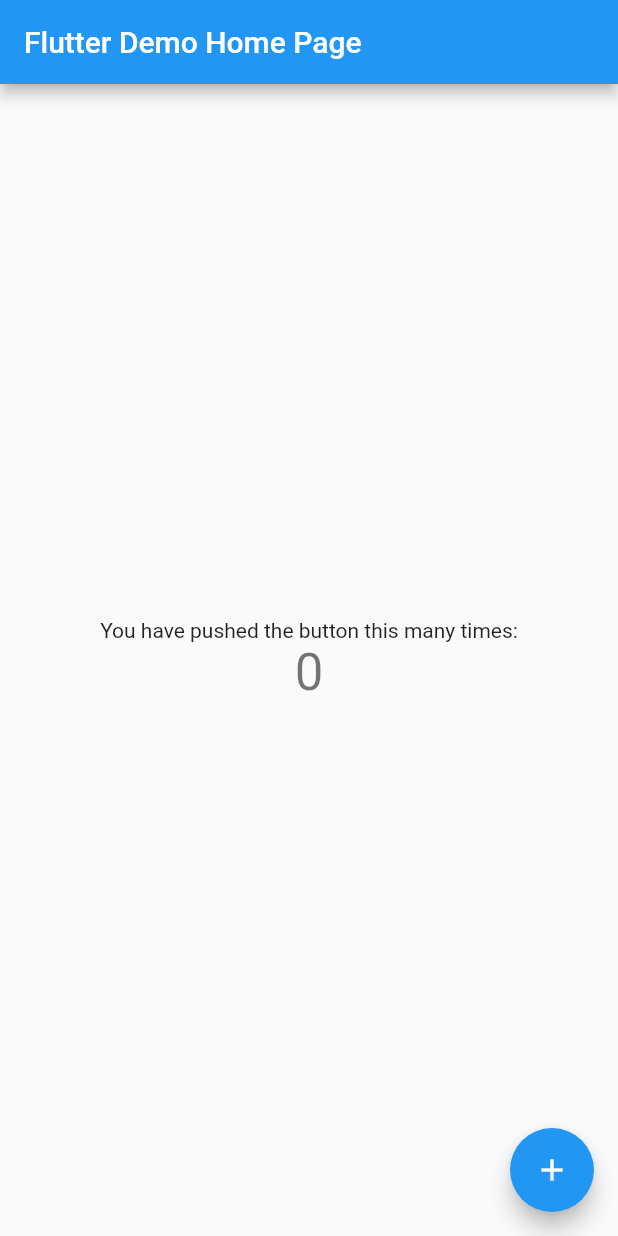
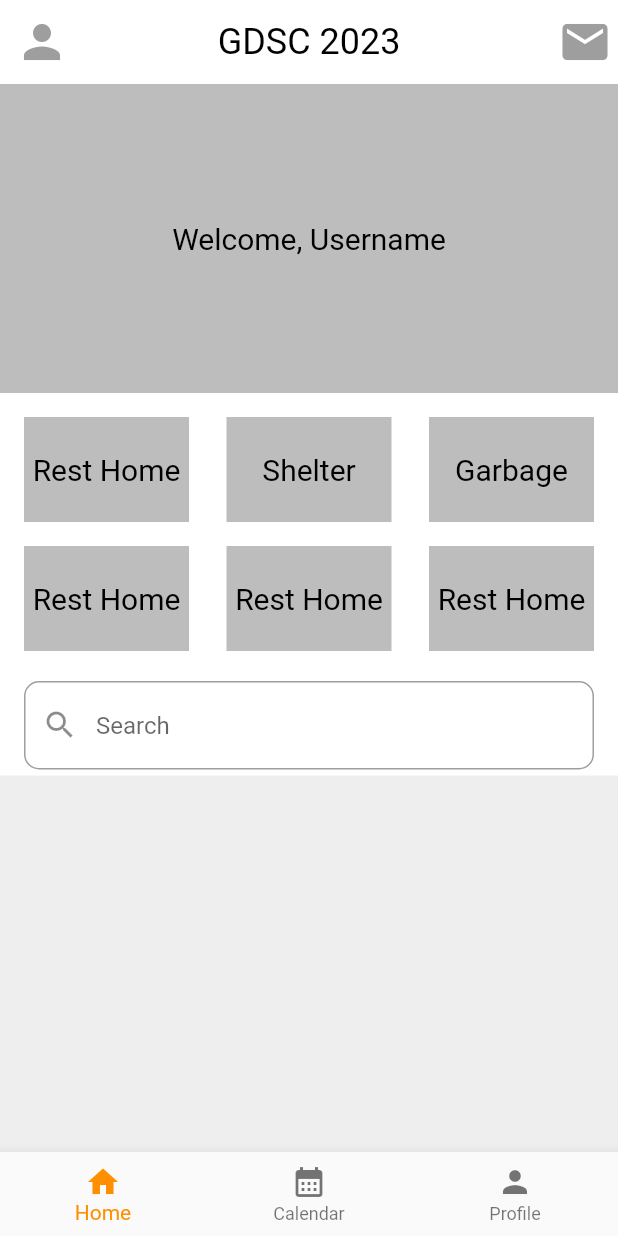
Before and after one commit to CanberkGunduz/WeCare, a Flutter app: the screen it shows after launch, on a phone screen of 412 x 824 dp. Run offline on Flutter 3.47's test engine with Material 2 defaults, Android fonts, the phone set to English and light mode, and no system bars; our stand-ins replace firebase_core, get; accounts and stored records are empty.

Commit message:
homepage, profile, notif_messages pages

```diff
--- /dev/null
+++ b/lib/controllers/tab_controller.dart
@@ -0,0 +1,20 @@
+import 'package:flutter/material.dart';
+import 'package:get/get.dart';
+
+class MyTabController extends GetxController
+    with GetSingleTickerProviderStateMixin {
+  late TabController controller;
+
+  @override
+  void onInit() {
+    super.onInit();
+    controller = TabController(vsync: this, length: 3);
+    controller.index = 1;
+  }
+
+  @override
+  void onClose() {
+    controller.dispose();
+    super.onClose();
+  }
+}
--- a/lib/main.dart
+++ b/lib/main.dart
@@ -1,6 +1,12 @@
+import 'package:firebase_core/firebase_core.dart';
 import 'package:flutter/material.dart';
+import 'package:get/get.dart';
 
-void main() {
+import 'screens/homepage.dart';
+
+void main() async {
+  // WidgetsFlutterBinding.ensureInitialized();
+  // await Firebase.initializeApp();
   runApp(const MyApp());
 }
 
@@ -10,106 +16,10 @@ class MyApp extends StatelessWidget {
   // This widget is the root of your application.
   @override
   Widget build(BuildContext context) {
-    return MaterialApp(
-      title: 'Flutter Demo',
-      theme: ThemeData(
-        // This is the theme of your application.
-        //
-        // Try running your application with "flutter run". You'll see the
-        // application has a blue toolbar. Then, without quitting the app, try
-        // changing the primarySwatch below to Colors.green and then invoke
-        // "hot reload" (press "r" in the console where you ran "flutter run",
-        // or simply save your changes to "hot reload" in a Flutter IDE).
-        // Notice that the counter didn't reset back to zero; the application
-        // is not restarted.
-        primarySwatch: Colors.blue,
-      ),
-      home: const MyHomePage(title: 'Flutter Demo Home Page'),
+    return GetMaterialApp(
+      debugShowCheckedModeBanner: false,
+      title: "GDSC 2023",
+      home: Homepage(),
     );
   }
 }
-
-class MyHomePage extends StatefulWidget {
-  const MyHomePage({Key? key, required this.title}) : super(key: key);
-
-  // This widget is the home page of your application. It is stateful, meaning
-  // that it has a State object (defined below) that contains fields that affect
-  // how it looks.
-
-  // This class is the configuration for the state. It holds the values (in this
-  // case the title) provided by the parent (in this case the App widget) and
-  // used by the build method of the State. Fields in a Widget subclass are
-  // always marked "final".
-
-  final String title;
-
-  @override
-  State<MyHomePage> createState() => _MyHomePageState();
-}
-
-class _MyHomePageState extends State<MyHomePage> {
-  int _counter = 0;
-
-  void _incrementCounter() {
-    setState(() {
-      // This call to setState tells the Flutter framework that something has
-      // changed in this State, which causes it to rerun the build method below
-      // so that the display can reflect the updated values. If we changed
-      // _counter without calling setState(), then the build method would not be
-      // called again, and so nothing would appear to happen.
-      _counter++;
-    });
-  }
-
-  @override
-  Widget build(BuildContext context) {
-    // This method is rerun every time setState is called, for instance as done
-    // by the _incrementCounter method above.
-    //
-    // The Flutter framework has been optimized to make rerunning build methods
-    // fast, so that you can just rebuild anything that needs updating rather
-    // than having to individually change instances of widgets.
-    return Scaffold(
-      appBar: AppBar(
-        // Here we take the value from the MyHomePage object that was created by
-        // the App.build method, and use it to set our appbar title.
-        title: Text(widget.title),
-      ),
-      body: Center(
-        // Center is a layout widget. It takes a single child and positions it
-        // in the middle of the parent.
-        child: Column(
-          // Column is also a layout widget. It takes a list of children and
-          // arranges them vertically. By default, it sizes itself to fit its
-          // children horizontally, and tries to be as tall as its parent.
-          //
-          // Invoke "debug painting" (press "p" in the console, choose the
-          // "Toggle Debug Paint" action from the Flutter Inspector in Android
-          // Studio, or the "Toggle Debug Paint" command in Visual Studio Code)
-          // to see the wireframe for each widget.
-          //
-          // Column has various properties to control how it sizes itself and
-          // how it positions its children. Here we use mainAxisAlignment to
-          // center the children vertically; the main axis here is the vertical
-          // axis because Columns are vertical (the cross axis would be
-          // horizontal).
-          mainAxisAlignment: MainAxisAlignment.center,
-          children: <Widget>[
-            const Text(
-              'You have pushed the button this many times:',
-            ),
-            Text(
-              '$_counter',
-              style: Theme.of(context).textTheme.headline4,
-            ),
-          ],
-        ),
-      ),
-      floatingActionButton: FloatingActionButton(
-        onPressed: _incrementCounter,
-        tooltip: 'Increment',
-        child: const Icon(Icons.add),
-      ), // This trailing comma makes auto-formatting nicer for build methods.
-    );
-  }
-}
--- /dev/null
+++ b/lib/screens/homepage.dart
@@ -0,0 +1,495 @@
+import 'package:flutter/material.dart';
+import 'package:get/get.dart';
+
+import '../controllers/tab_controller.dart';
+
+class Homepage extends StatelessWidget {
+  Homepage({super.key});
+
+  RxInt _currentIndex = 0.obs;
+  final MyTabController _tabx = Get.put(MyTabController());
+
+  @override
+  Widget build(BuildContext context) {
+    return TabBarView(controller: _tabx.controller, children: [
+      profile_view(),
+      main_home_view(currentIndex: _currentIndex),
+      notif_messages_view(),
+    ]);
+  }
+}
+
+class notif_messages_view extends StatelessWidget {
+  const notif_messages_view({
+    Key? key,
+  }) : super(key: key);
+
+  @override
+  Widget build(BuildContext context) {
+    return Scaffold(
+      body: SafeArea(
+        child: Padding(
+          padding: const EdgeInsets.fromLTRB(24, 24, 24, 24),
+          child: Column(
+            children: [
+              Row(
+                mainAxisAlignment: MainAxisAlignment.spaceAround,
+                children: [
+                  Container(
+                    height: 30,
+                    decoration: BoxDecoration(
+                      border: Border(
+                        bottom: BorderSide(color: Colors.black),
+                      ),
+                    ),
+                    child: Text(
+                      "Messages",
+                      style:
+                          TextStyle(fontSize: 20, fontWeight: FontWeight.w400),
+                    ),
+                  ),
+                  Container(
+                    height: 30,
+                    decoration: BoxDecoration(
+                      border: Border(
+                        bottom: BorderSide(color: Colors.black),
+                      ),
+                    ),
+                    child: Text(
+                      "Notifications",
+                      style:
+                          TextStyle(fontSize: 20, fontWeight: FontWeight.w400),
+                    ),
+                  ),
+                ],
+              ),
+              SizedBox(height: 32),
+              SingleChildScrollView(
+                physics: BouncingScrollPhysics(),
+                child: Column(
+                  children: [
+                    Container(
+                      height: 60,
+                      width: Get.width * 0.85,
+                      color: Colors.grey[300],
+                    ),
+                    SizedBox(height: 32),
+                    Container(
+                      height: 60,
+                      width: Get.width * 0.85,
+                      color: Colors.grey[300],
+                    ),
+                    SizedBox(height: 32),
+                    Container(
+                      height: 60,
+                      width: Get.width * 0.85,
+                      color: Colors.grey[300],
+                    ),
+                    SizedBox(height: 32),
+                    Container(
+                      height: 60,
+                      width: Get.width * 0.85,
+                      color: Colors.grey[300],
+                    ),
+                    SizedBox(height: 32),
+                    Container(
+                      height: 60,
+                      width: Get.width * 0.85,
+                      color: Colors.grey[300],
+                    ),
+                    SizedBox(height: 32),
+                  ],
+                ),
+              ),
+            ],
+          ),
+        ),
+      ),
+    );
+  }
+}
+
+class profile_view extends StatelessWidget {
+  const profile_view({
+    Key? key,
+  }) : super(key: key);
+
+  @override
+  Widget build(BuildContext context) {
+    return Scaffold(
+      backgroundColor: Colors.white,
+      body: SafeArea(
+        child: Padding(
+          padding: const EdgeInsets.fromLTRB(24, 24, 0, 16),
+          child: Column(
+            crossAxisAlignment: CrossAxisAlignment.start,
+            children: [
+              Row(
+                children: [
+                  CircleAvatar(
+                    radius: 60,
+                    backgroundColor: Colors.grey[400],
+                  ),
+                  SizedBox(width: 20),
+                  Column(
+                    crossAxisAlignment: CrossAxisAlignment.start,
+                    children: [
+                      Text("Name Surname",
+                          style: TextStyle(
+                              fontSize: 20, fontWeight: FontWeight.w400)),
+                      Text("Birth Date",
+                          style: TextStyle(
+                              fontSize: 20, fontWeight: FontWeight.w400)),
+                      SizedBox(height: 16),
+                      Text("Score:",
+                          style: TextStyle(
+                              fontSize: 20, fontWeight: FontWeight.w400)),
+                    ],
+                  ),
+                  SizedBox(width: 36),
+                  Column(
+                    children: [
+                      IconButton(onPressed: () {}, icon: Icon(Icons.close)),
+                      SizedBox(height: 72),
+                    ],
+                  ),
+                ],
+              ),
+              SizedBox(height: 16),
+              Row(
+                children: [
+                  SizedBox(width: 16),
+                  Text("12 Friends",
+                      style:
+                          TextStyle(fontSize: 20, fontWeight: FontWeight.w400)),
+                ],
+              ),
+              SizedBox(height: 16),
+              Text("Interests",
+                  style: TextStyle(fontSize: 20, fontWeight: FontWeight.w400)),
+              SizedBox(height: 16),
+              Container(
+                height: Get.height * 0.18,
+                width: Get.width * 0.28,
+                child: Column(
+                  children: [
+                    Card(
+                      color: Colors.grey[200],
+                      shape: RoundedRectangleBorder(
+                        borderRadius: BorderRadius.circular(24),
+                      ),
+                      child: Container(
+                          height: 35,
+                          width: 110,
+                          child: Center(
+                              child: Text(
+                            "Interest 1",
+                            style: TextStyle(fontSize: 16),
+                          ))),
+                    ),
+                    Card(
+                      color: Colors.grey[200],
+                      shape: RoundedRectangleBorder(
+                        borderRadius: BorderRadius.circular(24),
+                      ),
+                      child: Container(
+                          height: 35,
+                          width: 110,
+                          child: Center(
+                              child: Text(
+                            "Interest 2",
+                            style: TextStyle(fontSize: 16),
+                          ))),
+                    ),
+                    Card(
+                      color: Colors.grey[200],
+                      shape: RoundedRectangleBorder(
+                        borderRadius: BorderRadius.circular(24),
+                      ),
+                      child: Container(
+                          height: 35,
+                          width: 110,
+                          child: Center(
+                              child: Text(
+                            "Interest 3",
+                            style: TextStyle(fontSize: 16),
+                          ))),
+                    ),
+                  ],
+                ),
+              ),
+              SizedBox(height: 8),
+              Text("Able To Teach",
+                  style: TextStyle(fontSize: 20, fontWeight: FontWeight.w400)),
+              SizedBox(height: 16),
+              Container(
+                height: Get.height * 0.3,
+                width: Get.width * 0.28,
+                child: Column(
+                  children: [
+                    Card(
+                      color: Colors.grey[200],
+                      shape: RoundedRectangleBorder(
+                        borderRadius: BorderRadius.circular(24),
+                      ),
+                      child: Container(
+                          height: 35,
+                          width: 110,
+                          child: Center(
+                              child: Text(
+                            "Topic 1",
+                            style: TextStyle(fontSize: 16),
+                          ))),
+                    ),
+                    Card(
+                      color: Colors.grey[200],
+                      shape: RoundedRectangleBorder(
+                        borderRadius: BorderRadius.circular(24),
+                      ),
+                      child: Container(
+                          height: 35,
+                          width: 110,
+                          child: Center(
+                              child: Text(
+                            "Topic 2",
+                            style: TextStyle(fontSize: 16),
+                          ))),
+                    ),
+                    Card(
+                      color: Colors.grey[200],
+                      shape: RoundedRectangleBorder(
+                        borderRadius: BorderRadius.circular(24),
+                      ),
+                      child: Container(
+                          height: 35,
+                          width: 110,
+                          child: Center(
+                              child: Text(
+                            "Topic 3",
+                            style: TextStyle(fontSize: 16),
+                          ))),
+                    ),
+                  ],
+                ),
+              ),
+            ],
+          ),
+        ),
+      ),
+    );
+  }
+}
+
+class main_home_view extends StatelessWidget {
+  const main_home_view({
+    Key? key,
+    required RxInt currentIndex,
+  })  : _currentIndex = currentIndex,
+        super(key: key);
+
+  final RxInt _currentIndex;
+
+  @override
+  Widget build(BuildContext context) {
+    return Scaffold(
+        backgroundColor: Colors.grey[200],
+        appBar: AppBar(
+          elevation: 0,
+          backgroundColor: Colors.white,
+          leading: IconButton(
+            color: Colors.grey,
+            icon: const Icon(
+              Icons.person,
+              size: 36,
+            ),
+            onPressed: () {},
+          ),
+          centerTitle: true,
+          title: const Text("GDSC 2023",
+              style: TextStyle(
+                  color: Colors.black,
+                  fontSize: 24,
+                  fontWeight: FontWeight.w400)),
+          actions: [
+            IconButton(
+              color: Colors.grey,
+              icon: const Icon(
+                Icons.mail,
+                size: 36,
+              ),
+              onPressed: () {},
+            ),
+          ],
+        ),
+        body: SingleChildScrollView(
+          physics: const BouncingScrollPhysics(),
+          child: Column(
+            crossAxisAlignment: CrossAxisAlignment.center,
+            children: [
+              Container(
+                decoration: BoxDecoration(
+                  color: Colors.grey[400],
+                  //  boxShadow: [
+                  //    BoxShadow(
+                  //      color: Colors.grey.withOpacity(0.5),
+                  //      spreadRadius: 5,
+                  //      blurRadius: 7,
+                  //      offset: const Offset(0, 3), // changes position of shadow
+                  //    ),
+                  //  ],
+                ),
+                height: Get.size.height * 0.25,
+                width: Get.size.width,
+                child: Center(
+                    child: Text(
+                  "Welcome, Username",
+                  style: TextStyle(fontSize: 20, color: Colors.black),
+                )),
+              ),
+              Container(
+                color: Colors.white,
+                child: Padding(
+                  padding: EdgeInsets.all(16),
+                  child: Column(
+                    crossAxisAlignment: CrossAxisAlignment.center,
+                    children: [
+                      Row(
+                        mainAxisAlignment: MainAxisAlignment.spaceBetween,
+                        children: [
+                          Container(
+                            height: 70,
+                            width: 110,
+                            decoration: BoxDecoration(
+                              color: Colors.grey[400],
+                            ),
+                            child: Center(
+                              child: Text(
+                                "Rest Home",
+                                style: TextStyle(
+                                    fontSize: 20, color: Colors.black),
+                              ),
+                            ),
+                          ),
+                          Container(
+                            height: 70,
+                            width: 110,
+                            decoration: BoxDecoration(
+                              color: Colors.grey[400],
+                            ),
+                            child: Center(
+                              child: Text(
+                                "Shelter",
+                                style: TextStyle(
+                                    fontSize: 20, color: Colors.black),
+                              ),
+                            ),
+                          ),
+                          Container(
+                            height: 70,
+                            width: 110,
+                            decoration: BoxDecoration(
+                              color: Colors.grey[400],
+                            ),
+                            child: Center(
+                              child: Text(
+                                "Garbage",
+                                style: TextStyle(
+                                    fontSize: 20, color: Colors.black),
+                              ),
+                            ),
+                          ),
+                        ],
+                      ),
+                      SizedBox(height: 16),
+                      Row(
+                        mainAxisAlignment: MainAxisAlignment.spaceBetween,
+                        children: [
+                          Container(
+                            height: 70,
+                            width: 110,
+                            decoration: BoxDecoration(
+                              color: Colors.grey[400],
+                            ),
+                            child: Center(
+                              child: Text(
+                                "Rest Home",
+                                style: TextStyle(
+                                    fontSize: 20, color: Colors.black),
+                              ),
+                            ),
+                          ),
+                          Container(
+                            height: 70,
+                            width: 110,
+                            decoration: BoxDecoration(
+                              color: Colors.grey[400],
+                            ),
+                            child: Center(
+                              child: Text(
+                                "Rest Home",
+                                style: TextStyle(
+                                    fontSize: 20, color: Colors.black),
+                              ),
+                            ),
+                          ),
+                          Container(
+                            height: 70,
+                            width: 110,
+                            decoration: BoxDecoration(
+                              color: Colors.grey[400],
+                            ),
+                            child: Center(
+                              child: Text(
+                                "Rest Home",
+                                style: TextStyle(
+                                    fontSize: 20, color: Colors.black),
+                              ),
+                            ),
+                          ),
+                        ],
+                      ),
+                    ],
+                  ),
+                ),
+              ),
+              Container(
+                color: Colors.white,
+                child: Padding(
+                  padding: EdgeInsets.symmetric(horizontal: 16, vertical: 4),
+                  child: TextFormField(
+                    decoration: InputDecoration(
+                      hintText: "Search",
+                      prefixIcon: Icon(Icons.search),
+                      border: OutlineInputBorder(
+                        borderRadius: BorderRadius.circular(10),
+                      ),
+                    ),
+                  ),
+                ),
+              ),
+            ],
+          ),
+        ),
+        bottomNavigationBar: Obx(
+          () => BottomNavigationBar(
+            onTap: (value) => _currentIndex.value = value,
+            items: const <BottomNavigationBarItem>[
+              BottomNavigationBarItem(
+                icon: Icon(Icons.home),
+                label: 'Home',
+              ),
+              BottomNavigationBarItem(
+                icon: Icon(Icons.calendar_month),
+                label: 'Calendar',
+              ),
+              BottomNavigationBarItem(
+                icon: Icon(Icons.person),
+                label: 'Profile',
+              ),
+            ],
+            currentIndex: _currentIndex.value,
+            selectedItemColor: Colors.amber[800],
+          ),
+        ));
+  }
+}
--- a/pubspec.yaml
+++ b/pubspec.yaml
@@ -34,6 +34,8 @@ dependencies:
   # The following adds the Cupertino Icons font to your application.
   # Use with the CupertinoIcons class for iOS style icons.
   cupertino_icons: ^1.0.2
+  firebase_core: ^2.7.0
+  get: ^4.6.5
 
 dev_dependencies:
   flutter_test:
```
Also changed, not shown: pubspec.lock.
